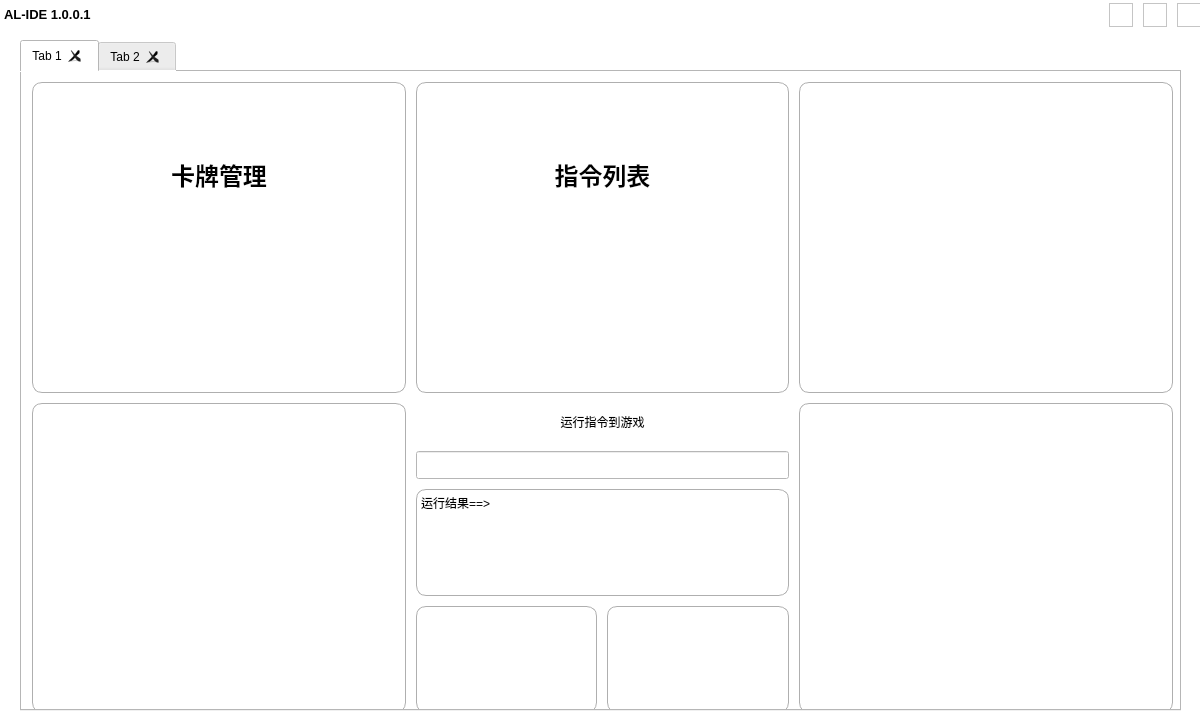
This is visualizationSrc/qtUI/mainInterFace.ui in NWYLZW/A-Language-IDE as Qt 5 draws it before an edit. The edited form follows.
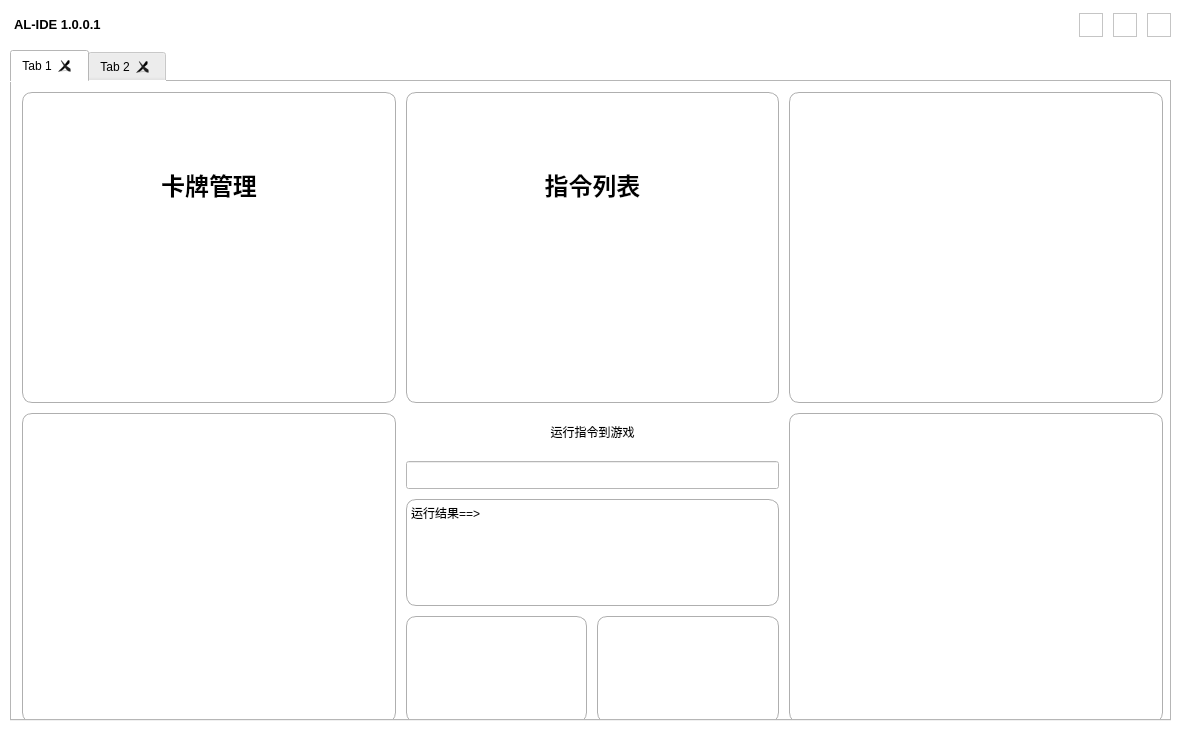
This is the edited form. Icons and pictures are not drawn.

The edit to the form file:
```diff
--- a/visualizationSrc/qtUI/mainInterFace.ui
+++ b/visualizationSrc/qtUI/mainInterFace.ui
@@ -6,8 +6,8 @@
    <rect>
     <x>0</x>
     <y>0</y>
-    <width>1200</width>
-    <height>720</height>
+    <width>1180</width>
+    <height>730</height>
    </rect>
   </property>
   <property name="minimumSize">
@@ -18,8 +18,8 @@
   </property>
   <property name="maximumSize">
    <size>
-    <width>1200</width>
-    <height>720</height>
+    <width>1180</width>
+    <height>730</height>
    </size>
   </property>
   <property name="font">
@@ -55,8 +55,8 @@
    <widget class="QTabWidget" name="ContentTabList">
     <property name="geometry">
      <rect>
-      <x>20</x>
-      <y>40</y>
+      <x>10</x>
+      <y>50</y>
       <width>1161</width>
       <height>671</height>
      </rect>
@@ -273,9 +273,9 @@
    <widget class="QWidget" name="horizontalLayoutWidget">
     <property name="geometry">
      <rect>
-      <x>0</x>
-      <y>0</y>
-      <width>1201</width>
+      <x>10</x>
+      <y>10</y>
+      <width>1161</width>
       <height>31</height>
      </rect>
     </property>
@@ -284,7 +284,7 @@
       <number>0</number>
      </property>
      <item>
-      <layout class="QHBoxLayout" name="top_right">
+      <layout class="QHBoxLayout" name="top_right" stretch="1">
        <property name="spacing">
         <number>0</number>
        </property>
@@ -319,7 +319,7 @@
         <number>10</number>
        </property>
        <item>
-        <widget class="QGraphicsView" name="max_window">
+        <widget class="QGraphicsView" name="min_window">
          <property name="maximumSize">
           <size>
            <width>24</width>
@@ -333,7 +333,7 @@
           <string>&lt;html&gt;&lt;head/&gt;&lt;body&gt;&lt;p&gt;&lt;br/&gt;&lt;/p&gt;&lt;/body&gt;&lt;/html&gt;</string>
          </property>
          <property name="styleSheet">
-          <string notr="true">border-image: url(:/ico/Data/qrc/ico/max.png);
+          <string notr="true">border-image: url(:/ico/Data/qrc/ico/min.png);
 background-size:100%;
 background-repeat: no-repeat;
 background-position: center;
@@ -342,7 +342,7 @@
         </widget>
        </item>
        <item>
-        <widget class="QGraphicsView" name="min_window">
+        <widget class="QGraphicsView" name="max_window">
          <property name="maximumSize">
           <size>
            <width>24</width>
@@ -356,7 +356,7 @@
           <string>&lt;html&gt;&lt;head/&gt;&lt;body&gt;&lt;p&gt;&lt;br/&gt;&lt;/p&gt;&lt;/body&gt;&lt;/html&gt;</string>
          </property>
          <property name="styleSheet">
-          <string notr="true">border-image: url(:/ico/Data/qrc/ico/min.png);
+          <string notr="true">border-image: url(:/ico/Data/qrc/ico/max.png);
 background-size:100%;
 background-repeat: no-repeat;
 background-position: center;
```
Left out of the diff: 5 changed lines with no effect on the pictures.
